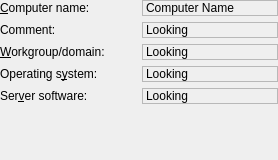
The window that protocols/winpopup/ui/wpuserinfowidget.ui (KDE/kopete) describes before a commit, drawn with Qt 5.
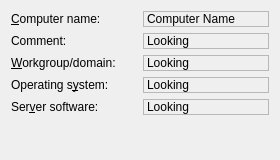
The same window after the commit.

The edit to the form file:
```diff
--- a/protocols/winpopup/ui/wpuserinfowidget.ui
+++ b/protocols/winpopup/ui/wpuserinfowidget.ui
@@ -170,8 +170,6 @@
    </item>
   </layout>
  </widget>
- <layoutdefault spacing="6" margin="0" />
- <pixmapfunction>qPixmapFromMimeSource</pixmapfunction>
  <resources/>
  <connections/>
 </ui>
```
